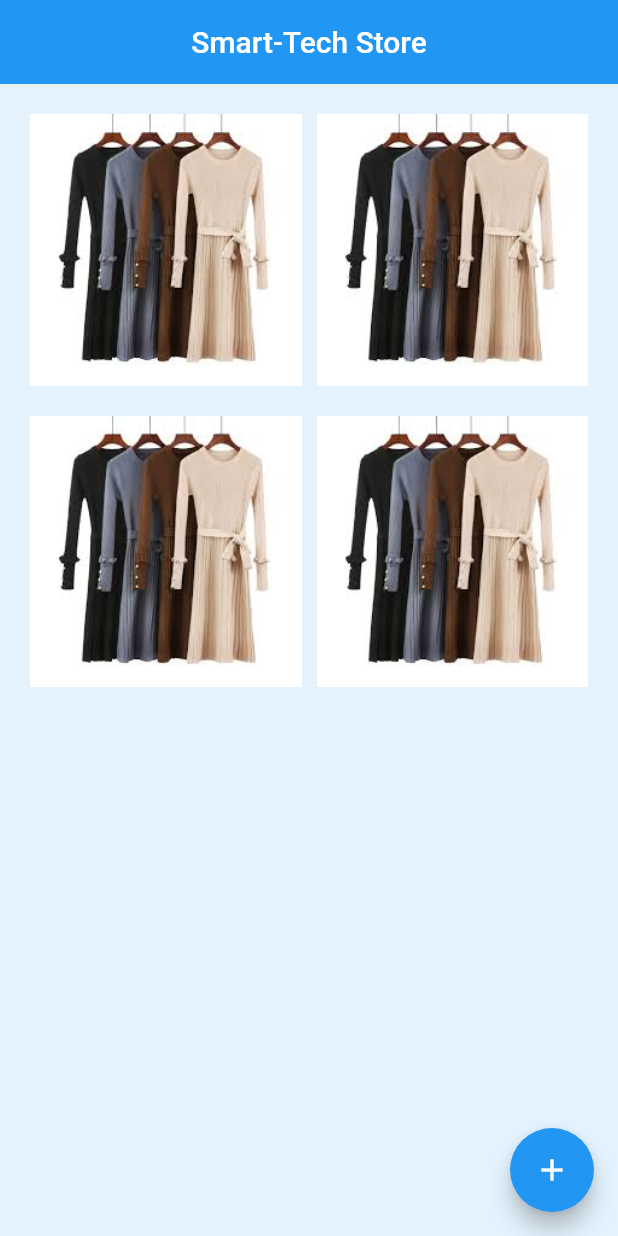
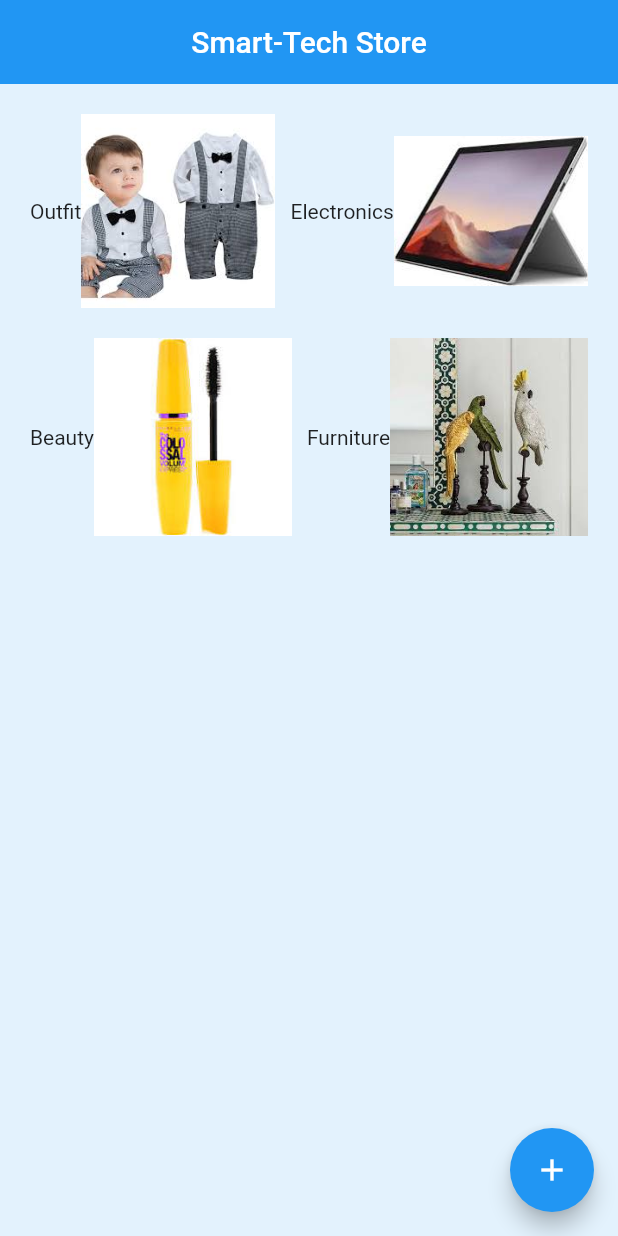
Before and after one commit to FatimaAlsabry/SmartTech, a Flutter app: the screen it shows after launch, after a tap on the "add" icon, on a phone screen of 412 x 824 dp. Run offline on Flutter 3.47's test engine with Material 2 defaults, Android fonts, the phone set to English and light mode, and no system bars.

Commit message:
third version

```diff
--- a/lib/main.dart
+++ b/lib/main.dart
@@ -17,27 +17,26 @@ class MyStore extends StatefulWidget {
 }
 
 class _MyStoreState extends State<MyStore> {
-  int cell1 = 1;
-  int cell2 = 1;
-  int cell3 = 1;
-  int cell4 = 1;
-  void random() {
-    cell1 = Random().nextInt(6) + 1;
-    cell2 = Random().nextInt(6) + 1;
-    cell3 = Random().nextInt(6) + 1;
-    cell4 = Random().nextInt(6) + 1;
+  int rand;
+  List<int> kids = [1, 2, 3, 4, 5, 6];
+  List<int> electronics = [7, 8, 9];
+  List<int> beauty = [10, 11, 12];
+  List<int> home = [13, 14, 15];
+  int random() {
+    rand = Random().nextInt(3);
+    return rand;
   }
 
-  @override
-  Expanded my_image(int cell) {
+  Expanded myImage(int imgNum) {
     return Expanded(
       flex: 1,
       child: Image(
-        image: AssetImage('images/img$cell.jpeg'),
+        image: AssetImage('images/img$imgNum.jpeg'),
       ),
     );
   }
 
+  @override
   Widget build(BuildContext context) {
     return Scaffold(
       backgroundColor: Colors.blue[50],
@@ -59,17 +58,21 @@ class _MyStoreState extends State<MyStore> {
           children: <Widget>[
             Row(
               children: <Widget>[
-                my_image(cell1),
+                Text('Outfit'),
+                myImage(kids[random()]),
                 SizedBox(width: 10.0),
-                my_image(cell2)
+                Text('Electronics'),
+                myImage(electronics[random()]),
               ],
             ),
             SizedBox(height: 20.0),
             Row(
               children: <Widget>[
-                my_image(cell3),
+                Text('Beauty'),
+                myImage(beauty[random()]),
                 SizedBox(width: 10.0),
-                my_image(cell4)
+                Text('Furniture'),
+                myImage(home[random()]),
               ],
             ),
           ],
@@ -80,7 +83,7 @@ class _MyStoreState extends State<MyStore> {
         child: Icon(Icons.add),
         onPressed: () {
           setState(() {
-            random();
+            rand = 0;
           });
         },
       ),
```
Also changed, not shown: images/img10.jpeg (added), images/img11.jpeg (added), images/img12.jpeg (added), images/img13.jpeg (added), images/img14.jpeg (added), images/img15.jpeg (added), images/img7.jpeg (added), images/img8.jpeg (added), images/img9.jpeg (added).
